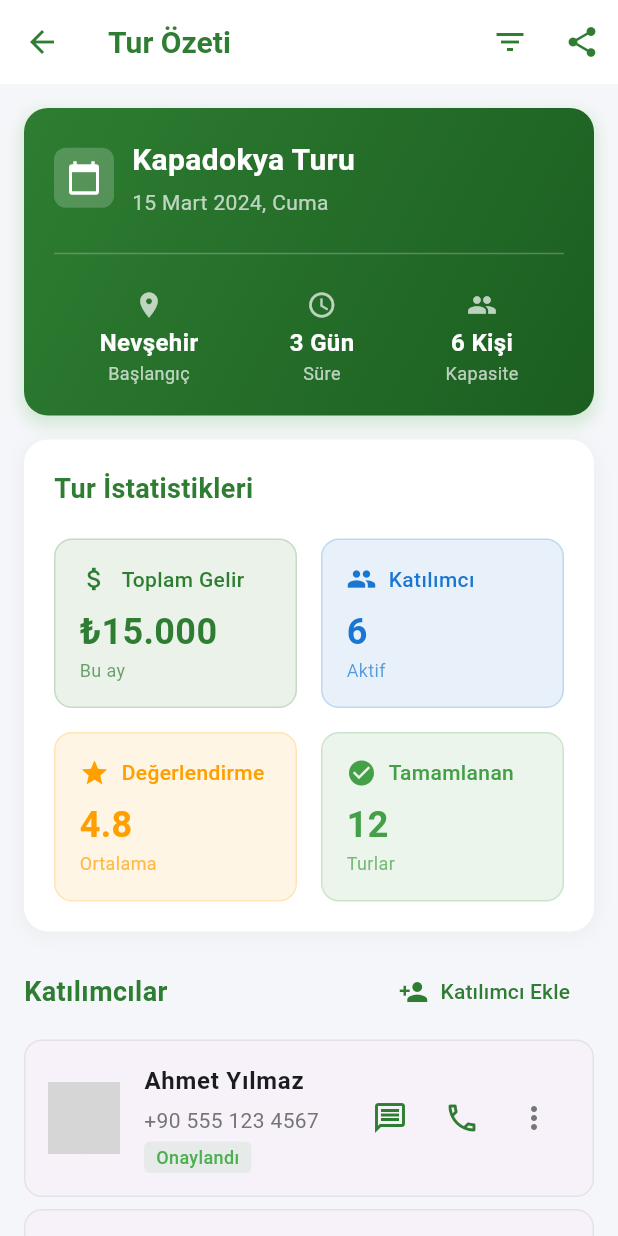
After one commit to AtalhaG/GezTek2.0, a Flutter app: the RehberOzetSayfasi screen opened by its route, on a phone screen of 412 x 824 dp. The commit adds this screen. Run offline on Flutter 3.47's test engine with Material 3 defaults, Android fonts, the phone set to English and light mode, and no system bars; our stand-ins replace file_picker, firebase_core, image_picker; missing offline and left inert: encrypt; accounts and stored records are empty; network calls fail; grey boxes are pictures that could not be loaded.

Commit message:
reber_özet.dart sayfası ilk tasarım

```diff
--- a/lib/main.dart
+++ b/lib/main.dart
@@ -6,6 +6,7 @@ import 'views/rehber_siralama.dart';
 import 'views/login_page.dart';
 import 'views/add_tour_page.dart';
 import 'views/kayit_ol.dart';
+import 'views/rehber_özet.dart';
 import 'package:flutter_localizations/flutter_localizations.dart';
 import 'views/anasayfa_flutter.dart';
 
@@ -38,6 +39,7 @@ class MyApp extends StatelessWidget {
         '/login': (context) => const LoginPage(),
         '/ana_sayfa': (context) => const AnaSayfaFlutter(),
         '/add_tour': (context) => const AddTourPage(),
+        '/rehber_ozet': (context) => const RehberOzetSayfasi(),
       },
     );
   }
--- /dev/null
+++ b/lib/views/rehber_özet.dart
@@ -0,0 +1,446 @@
+import 'package:flutter/material.dart';
+
+class RehberOzetSayfasi extends StatelessWidget {
+  const RehberOzetSayfasi({Key? key}) : super(key: key);
+
+  @override
+  Widget build(BuildContext context) {
+    return Scaffold(
+      backgroundColor: const Color(0xFFF5F6F9),
+      appBar: AppBar(
+        title: const Text(
+          'Tur Özeti',
+          style: TextStyle(
+            fontWeight: FontWeight.w600,
+            fontSize: 20,
+          ),
+        ),
+        elevation: 0,
+        backgroundColor: Colors.white,
+        foregroundColor: const Color(0xFF2E7D32),
+        actions: [
+          IconButton(
+            icon: const Icon(Icons.filter_list),
+            onPressed: () {
+              // Backend ekibi filtreleme fonksiyonunu ekleyecek
+            },
+          ),
+          IconButton(
+            icon: const Icon(Icons.share),
+            onPressed: () {
+              // Backend ekibi paylaşım fonksiyonunu ekleyecek
+            },
+          ),
+        ],
+      ),
+      body: SingleChildScrollView(
+        child: Column(
+          children: [
+            // Tur Bilgileri Kartı
+            _buildTurBilgileriKarti(),
+
+            // İstatistikler Kartı
+            _buildIstatistiklerKarti(),
+
+            // Katılımcılar Listesi
+            _buildKatilimcilarListesi(),
+          ],
+        ),
+      ),
+    );
+  }
+
+  Widget _buildTurBilgileriKarti() {
+    return Container(
+      margin: const EdgeInsets.all(16),
+      padding: const EdgeInsets.all(20),
+      decoration: BoxDecoration(
+        gradient: const LinearGradient(
+          colors: [Color(0xFF2E7D32), Color(0xFF1B5E20)],
+          begin: Alignment.topLeft,
+          end: Alignment.bottomRight,
+        ),
+        borderRadius: BorderRadius.circular(16),
+        boxShadow: [
+          BoxShadow(
+            color: Colors.green.withOpacity(0.2),
+            spreadRadius: 2,
+            blurRadius: 8,
+            offset: const Offset(0, 4),
+          ),
+        ],
+      ),
+      child: Column(
+        crossAxisAlignment: CrossAxisAlignment.start,
+        children: [
+          Row(
+            children: [
+              Container(
+                padding: const EdgeInsets.all(8),
+                decoration: BoxDecoration(
+                  color: Colors.white.withOpacity(0.2),
+                  borderRadius: BorderRadius.circular(8),
+                ),
+                child: const Icon(
+                  Icons.calendar_today,
+                  color: Colors.white,
+                  size: 24,
+                ),
+              ),
+              const SizedBox(width: 12),
+              const Expanded(
+                child: Column(
+                  crossAxisAlignment: CrossAxisAlignment.start,
+                  children: [
+                    Text(
+                      'Kapadokya Turu',
+                      style: TextStyle(
+                        color: Colors.white,
+                        fontSize: 20,
+                        fontWeight: FontWeight.bold,
+                      ),
+                    ),
+                    SizedBox(height: 4),
+                    Text(
+                      '15 Mart 2024, Cuma',
+                      style: TextStyle(
+                        color: Colors.white70,
+                        fontSize: 14,
+                      ),
+                    ),
+                  ],
+                ),
+              ),
+            ],
+          ),
+          const SizedBox(height: 16),
+          const Divider(color: Colors.white24),
+          const SizedBox(height: 16),
+          Row(
+            mainAxisAlignment: MainAxisAlignment.spaceAround,
+            children: [
+              _buildTurBilgiItem(
+                Icons.location_on,
+                'Nevşehir',
+                'Başlangıç',
+              ),
+              _buildTurBilgiItem(
+                Icons.access_time,
+                '3 Gün',
+                'Süre',
+              ),
+              _buildTurBilgiItem(
+                Icons.people,
+                '6 Kişi',
+                'Kapasite',
+              ),
+            ],
+          ),
+        ],
+      ),
+    );
+  }
+
+  Widget _buildTurBilgiItem(IconData icon, String value, String label) {
+    return Column(
+      children: [
+        Icon(icon, color: Colors.white70, size: 20),
+        const SizedBox(height: 4),
+        Text(
+          value,
+          style: const TextStyle(
+            color: Colors.white,
+            fontSize: 16,
+            fontWeight: FontWeight.w600,
+          ),
+        ),
+        Text(
+          label,
+          style: const TextStyle(
+            color: Colors.white70,
+            fontSize: 12,
+          ),
+        ),
+      ],
+    );
+  }
+
+  Widget _buildIstatistiklerKarti() {
+    return Container(
+      margin: const EdgeInsets.symmetric(horizontal: 16),
+      padding: const EdgeInsets.all(20),
+      decoration: BoxDecoration(
+        color: Colors.white,
+        borderRadius: BorderRadius.circular(16),
+        boxShadow: [
+          BoxShadow(
+            color: Colors.grey.withOpacity(0.1),
+            spreadRadius: 1,
+            blurRadius: 10,
+            offset: const Offset(0, 2),
+          ),
+        ],
+      ),
+      child: Column(
+        crossAxisAlignment: CrossAxisAlignment.start,
+        children: [
+          const Text(
+            'Tur İstatistikleri',
+            style: TextStyle(
+              fontSize: 18,
+              fontWeight: FontWeight.bold,
+              color: Color(0xFF2E7D32),
+            ),
+          ),
+          const SizedBox(height: 20),
+          Row(
+            children: [
+              Expanded(
+                child: _buildIstatistikKutusu(
+                  'Toplam Gelir',
+                  '₺15.000',
+                  Icons.attach_money,
+                  const Color(0xFF2E7D32),
+                  'Bu ay',
+                ),
+              ),
+              const SizedBox(width: 16),
+              Expanded(
+                child: _buildIstatistikKutusu(
+                  'Katılımcı',
+                  '6',
+                  Icons.people,
+                  const Color(0xFF1976D2),
+                  'Aktif',
+                ),
+              ),
+            ],
+          ),
+          const SizedBox(height: 16),
+          Row(
+            children: [
+              Expanded(
+                child: _buildIstatistikKutusu(
+                  'Değerlendirme',
+                  '4.8',
+                  Icons.star,
+                  const Color(0xFFFFA000),
+                  'Ortalama',
+                ),
+              ),
+              const SizedBox(width: 16),
+              Expanded(
+                child: _buildIstatistikKutusu(
+                  'Tamamlanan',
+                  '12',
+                  Icons.check_circle,
+                  const Color(0xFF43A047),
+                  'Turlar',
+                ),
+              ),
+            ],
+          ),
+        ],
+      ),
+    );
+  }
+
+  Widget _buildIstatistikKutusu(
+      String baslik, String deger, IconData icon, Color renk, String altBaslik) {
+    return Container(
+      padding: const EdgeInsets.all(16),
+      decoration: BoxDecoration(
+        color: renk.withOpacity(0.1),
+        borderRadius: BorderRadius.circular(12),
+        border: Border.all(
+          color: renk.withOpacity(0.2),
+          width: 1,
+        ),
+      ),
+      child: Column(
+        crossAxisAlignment: CrossAxisAlignment.start,
+        children: [
+          Row(
+            children: [
+              Icon(icon, color: renk, size: 20),
+              const SizedBox(width: 8),
+              Text(
+                baslik,
+                style: TextStyle(
+                  color: renk,
+                  fontSize: 14,
+                  fontWeight: FontWeight.w500,
+                ),
+              ),
+            ],
+          ),
+          const SizedBox(height: 8),
+          Text(
+            deger,
+            style: TextStyle(
+              color: renk,
+              fontSize: 24,
+              fontWeight: FontWeight.bold,
+            ),
+          ),
+          Text(
+            altBaslik,
+            style: TextStyle(
+              color: renk.withOpacity(0.7),
+              fontSize: 12,
+            ),
+          ),
+        ],
+      ),
+    );
+  }
+
+  Widget _buildKatilimcilarListesi() {
+    // Placeholder veri - Backend'den gelecek
+    final List<Map<String, dynamic>> katilimcilar = [
+      {
+        'ad': 'Ahmet Yılmaz',
+        'telefon': '+90 555 123 4567',
+        'avatar': 'https://via.placeholder.com/50',
+        'durum': 'Onaylandı',
+        'durumRengi': Colors.green,
+      },
+      {
+        'ad': 'Ayşe Demir',
+        'telefon': '+90 555 987 6543',
+        'avatar': 'https://via.placeholder.com/50',
+        'durum': 'Beklemede',
+        'durumRengi': Colors.orange,
+      },
+      // Diğer katılımcılar backend'den gelecek
+    ];
+
+    return Container(
+      margin: const EdgeInsets.all(16),
+      child: Column(
+        crossAxisAlignment: CrossAxisAlignment.start,
+        children: [
+          Row(
+            mainAxisAlignment: MainAxisAlignment.spaceBetween,
+            children: [
+              const Text(
+                'Katılımcılar',
+                style: TextStyle(
+                  fontSize: 18,
+                  fontWeight: FontWeight.bold,
+                  color: Color(0xFF2E7D32),
+                ),
+              ),
+              TextButton.icon(
+                onPressed: () {
+                  // Backend ekibi katılımcı ekleme fonksiyonunu ekleyecek
+                },
+                icon: const Icon(Icons.person_add, size: 20),
+                label: const Text('Katılımcı Ekle'),
+                style: TextButton.styleFrom(
+                  foregroundColor: const Color(0xFF2E7D32),
+                ),
+              ),
+            ],
+          ),
+          const SizedBox(height: 8),
+          ListView.builder(
+            shrinkWrap: true,
+            physics: const NeverScrollableScrollPhysics(),
+            itemCount: katilimcilar.length,
+            itemBuilder: (context, index) {
+              final katilimci = katilimcilar[index];
+              return Card(
+                margin: const EdgeInsets.only(bottom: 8),
+                elevation: 0,
+                shape: RoundedRectangleBorder(
+                  borderRadius: BorderRadius.circular(12),
+                  side: BorderSide(
+                    color: Colors.grey.withOpacity(0.2),
+                    width: 1,
+                  ),
+                ),
+                child: ListTile(
+                  contentPadding: const EdgeInsets.symmetric(
+                    horizontal: 16,
+                    vertical: 8,
+                  ),
+                  leading: CircleAvatar(
+                    radius: 24,
+                    backgroundColor: Colors.grey[200],
+                    backgroundImage: NetworkImage(katilimci['avatar']),
+                  ),
+                  title: Text(
+                    katilimci['ad'],
+                    style: const TextStyle(
+                      fontWeight: FontWeight.w600,
+                      fontSize: 16,
+                    ),
+                  ),
+                  subtitle: Column(
+                    crossAxisAlignment: CrossAxisAlignment.start,
+                    children: [
+                      const SizedBox(height: 4),
+                      Text(
+                        katilimci['telefon'],
+                        style: TextStyle(
+                          color: Colors.grey[600],
+                          fontSize: 14,
+                        ),
+                      ),
+                      const SizedBox(height: 4),
+                      Container(
+                        padding: const EdgeInsets.symmetric(
+                          horizontal: 8,
+                          vertical: 2,
+                        ),
+                        decoration: BoxDecoration(
+                          color: (katilimci['durumRengi'] as Color).withOpacity(0.1),
+                          borderRadius: BorderRadius.circular(4),
+                        ),
+                        child: Text(
+                          katilimci['durum'],
+                          style: TextStyle(
+                            color: katilimci['durumRengi'],
+                            fontSize: 12,
+                            fontWeight: FontWeight.w500,
+                          ),
+                        ),
+                      ),
+                    ],
+                  ),
+                  trailing: Row(
+                    mainAxisSize: MainAxisSize.min,
+                    children: [
+                      IconButton(
+                        icon: const Icon(Icons.message_outlined),
+                        color: const Color(0xFF2E7D32),
+                        onPressed: () {
+                          // Backend ekibi mesajlaşma fonksiyonunu ekleyecek
+                        },
+                      ),
+                      IconButton(
+                        icon: const Icon(Icons.phone_outlined),
+                        color: const Color(0xFF2E7D32),
+                        onPressed: () {
+                          // Backend ekibi arama fonksiyonunu ekleyecek
+                        },
+                      ),
+                      IconButton(
+                        icon: const Icon(Icons.more_vert),
+                        color: Colors.grey[600],
+                        onPressed: () {
+                          // Backend ekibi diğer işlemler menüsünü ekleyecek
+                        },
+                      ),
+                    ],
+                  ),
+                ),
+              );
+            },
+          ),
+        ],
+      ),
+    );
+  }
+}
```
